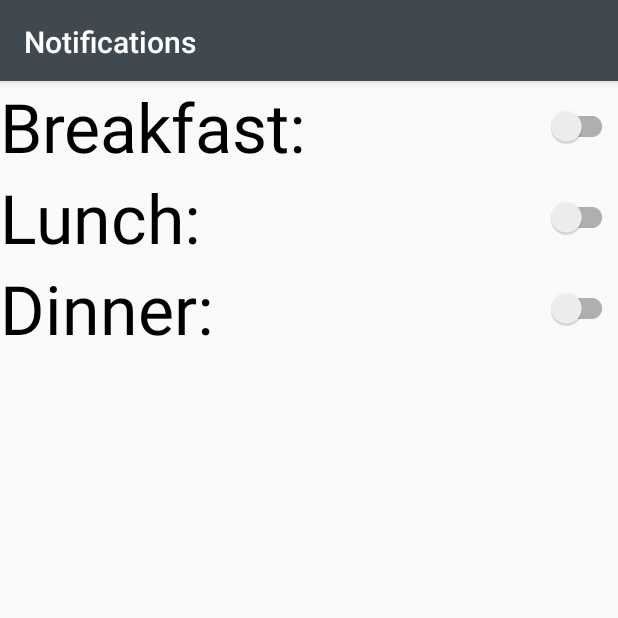
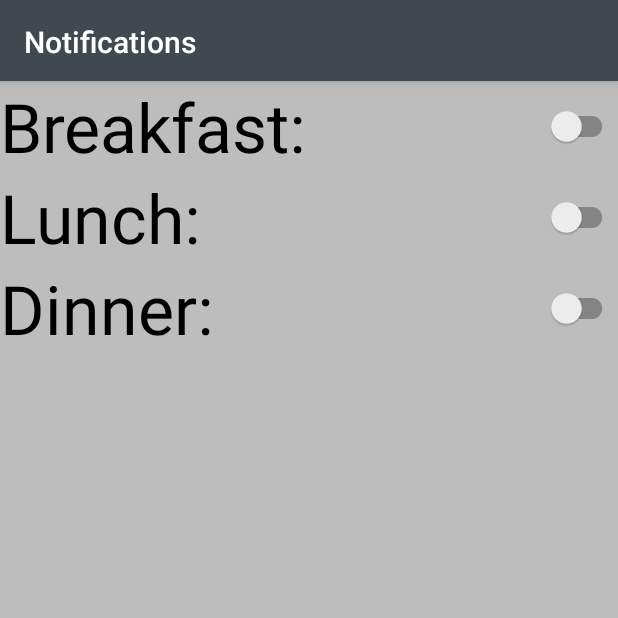
Before and after one commit to Purdue-ACM-SIGAPP/BoilerFaves, an Android app: the NotificationActivity screen opened directly, with no data from a screen before it, on a phone screen of 412 x 824 dp, the top half of it. Run offline under Robolectric (Android 15) with nearby library versions, the phone set to English and light mode, and no system bars; our stand-ins replace ButterKnife.

Commit message:
made vikass changes bc he doesnt have permission yet

```diff
--- a/app/src/main/res/layout/activity_notification.xml
+++ b/app/src/main/res/layout/activity_notification.xml
@@ -5,6 +5,7 @@
     xmlns:tools="http://schemas.android.com/tools"
     android:layout_width="match_parent"
     android:layout_height="match_parent"
+    android:background="@color/colorMaterialGray400"
     tools:context="com.lshan.boilerfaves.Activities.NotificationActivity"
     android:orientation="vertical">
 
@@ -106,7 +107,8 @@
     <RelativeLayout
         android:id="@+id/timeParent"
         android:layout_width="match_parent"
-        android:layout_height="match_parent">
+        android:layout_height="match_parent"
+        android:background="@color/colorMaterialGray400">
 
         <TimePicker
             android:id="@+id/timePicker"
@@ -120,6 +122,7 @@
             android:layout_height="wrap_content"
             android:layout_below="@+id/timePicker"
             android:text="Ok"
+            android:layout_centerHorizontal="true"
             android:gravity="center"/>
 
         <Button
@@ -128,6 +131,7 @@
             android:layout_height="wrap_content"
             android:layout_below="@+id/submit"
             android:text="Cancel"
+            android:layout_centerHorizontal="true"
             android:gravity="center"/>
     </RelativeLayout>
 
--- a/app/src/main/res/values/colors.xml
+++ b/app/src/main/res/values/colors.xml
@@ -3,5 +3,5 @@
     <color name="colorPrimary">#40494f</color>
     <color name="colorPrimaryDark">#192227</color>
     <color name="colorAccent">#6b747b</color>
-    <color name="colorMaterialGray400">#bdbdbd</color>
+    <color name = "colorMaterialGray400">#bdbdbd</color>
 </resources>
```
